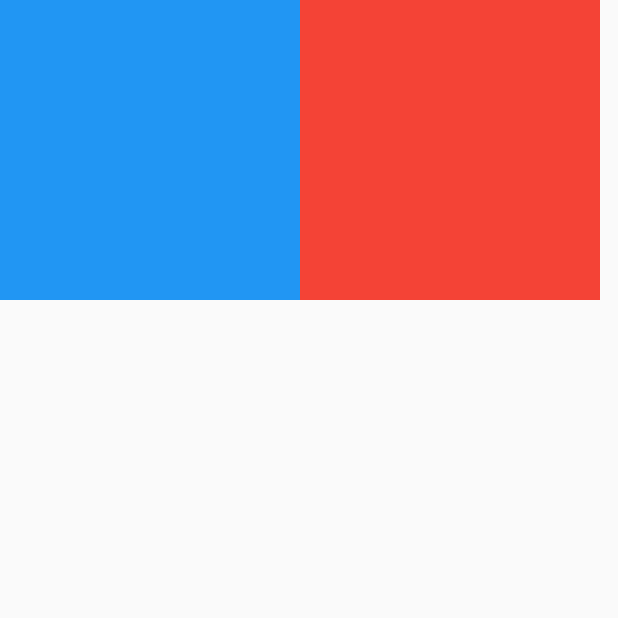
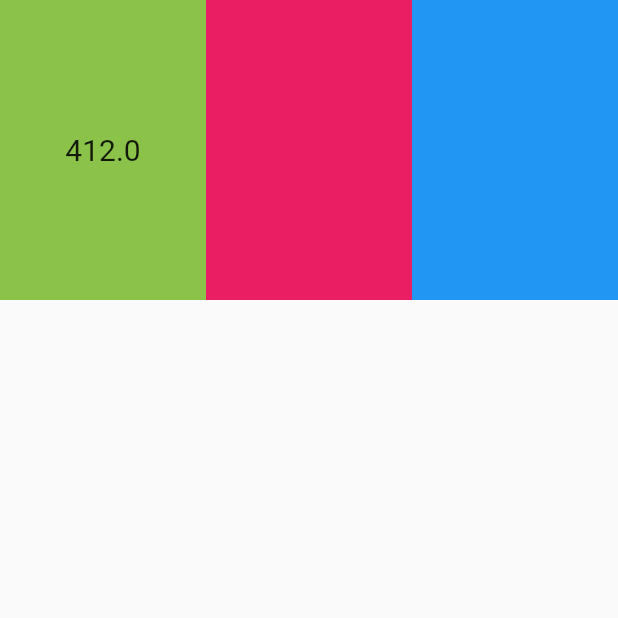
Before and after one commit to bijon95/batch84_day7, a Flutter app: the Person screen opened directly, on a phone screen of 412 x 824 dp, the top half of it. Run offline on Flutter 3.47's test engine with Material 2 defaults, Android fonts, the phone set to English and light mode, and no system bars.

Commit message:
gesture dector

```diff
--- a/lib/person.dart
+++ b/lib/person.dart
@@ -14,12 +14,12 @@ class _PersonState extends State<Person> {
 
     return Scaffold(
       body: Container(
-          child: screenWidth >=600 ?
+          child:
           Row(
         children:<Widget> [
           Container(
             height: 200,
-            width: 200,
+            width: screenWidth/3,
             color: Colors.lightGreen,
             child: Center(
                 child: Text(
@@ -29,27 +29,18 @@ class _PersonState extends State<Person> {
           ),
           Container(
             height: 200,
-            width: 200,
+            width: screenWidth/3,
             color: Colors.pink,
           ),
-          Container(
-            height: 200,
-            width: 200,
-            color: Colors.blue,
-          ),
-        ],
-      ) :
-      Row(
-        children: [
-          Container(
-            height: 200,
-            width: 200,
-            color: Colors.blue,
-          ),
-          Container(
-            height: 200,
-            width: 200,
-            color: Colors.red,
+          GestureDetector(
+            onTap: (){
+
+            },
+            child: Container(
+              height: 200,
+              width: screenWidth/3,
+              color: Colors.blue,
+            ),
           ),
         ],
       )
```
Also changed, not shown: lib/distance.dart (added).
